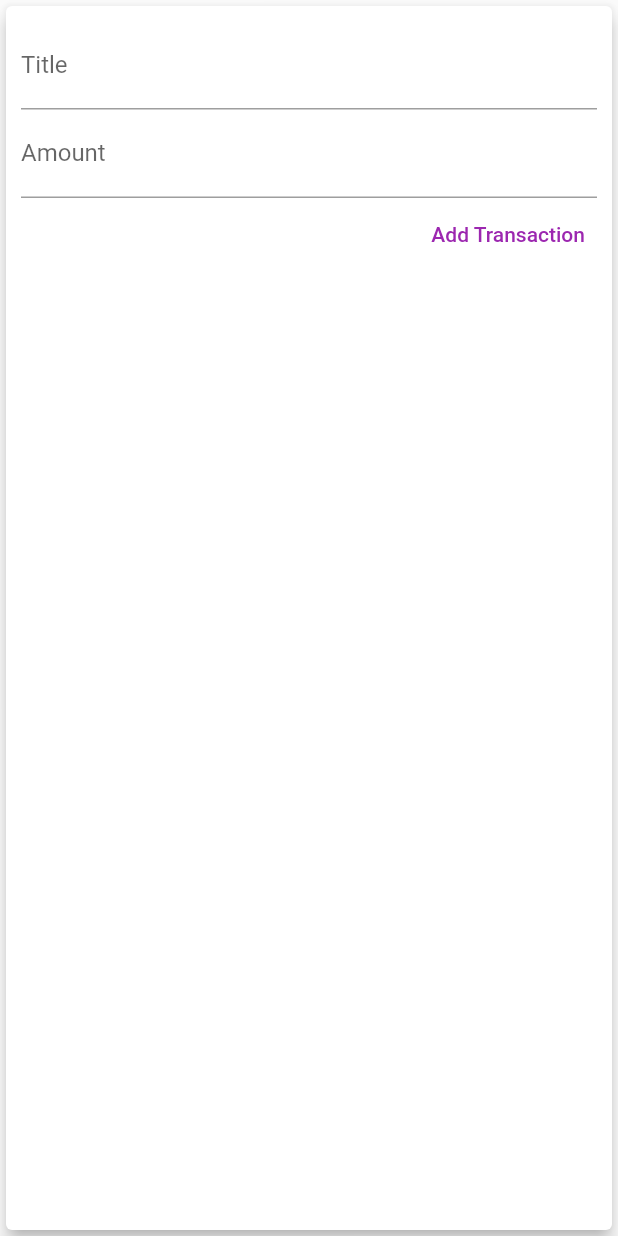
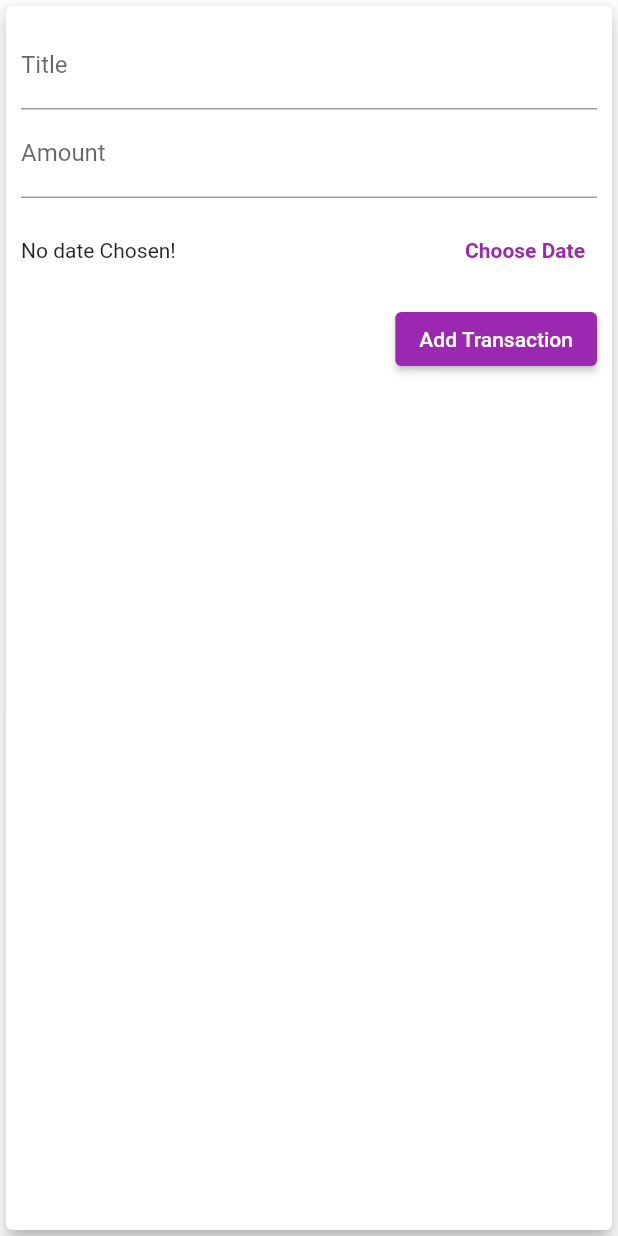
Before and after one commit to YogeshRajgure/ExpenseManager-App, a Flutter app: the NewTransaction widget shown alone on an empty page, opened directly with empty values, after a tap on "Add Transaction", on a phone screen of 412 x 824 dp. Run offline on Flutter 3.47's test engine with Material 2 defaults, Android fonts, the phone set to English and light mode, and no system bars; missing offline and left inert: dart:ffi; Roboto replaces fonts that are missing (Quicksand).

```diff
--- a/lib/widgets/new_transaction.dart
+++ b/lib/widgets/new_transaction.dart
@@ -1,10 +1,9 @@
 import 'package:flutter/src/widgets/framework.dart';
 import 'package:flutter/src/widgets/placeholder.dart';
-
+import 'package:intl/intl.dart';
 import 'package:flutter/material.dart';
 
 class NewTransaction extends StatefulWidget {
-
   final Function addTx;
 
   // String? titleInput;
@@ -17,24 +16,44 @@ class NewTransaction extends StatefulWidget {
 }
 
 class _NewTransactionState extends State<NewTransaction> {
-  final titleController = TextEditingController();
+  final _titleController = TextEditingController();
+  final _amountController = TextEditingController();
+  DateTime? _selectedDate;
 
-  final amountController = TextEditingController();
+  void _submitData() {
+    if (_amountController.text.isEmpty) {
+      return;
+    }
+    final _enteredTitle = _titleController.text;
+    final _enteredAmount = double.parse(_amountController.text);
 
-  void submitData() {
-
-    final enteredTitle = titleController.text;
-    final enteredAmount = double.parse(amountController.text);
-
-    if (enteredTitle.isEmpty || enteredAmount <= 0) {
+    if (_enteredTitle.isEmpty || _enteredAmount <= 0 || _selectedDate == null) {
       return;
     }
     widget.addTx(
-      enteredTitle,
-      enteredAmount,
+      _enteredTitle,
+      _enteredAmount,
+      _selectedDate
     );
 
     Navigator.of(context).pop();
+  }
+
+  void _presentDatePicker() {
+    showDatePicker(
+      context: context,
+      initialDate: DateTime.now(),
+      firstDate: DateTime(2019),
+      lastDate: DateTime.now(),
+    ).then((pickedDate) {
+      if (pickedDate == null) {
+        return;
+      }
+      setState(() {
+        _selectedDate = pickedDate;
+      });
+
+    });
   }
 
   @override
@@ -48,26 +67,52 @@ class _NewTransactionState extends State<NewTransaction> {
           children: <Widget>[
             TextField(
               decoration: const InputDecoration(labelText: 'Title'),
-              controller: titleController,
-              onSubmitted: (_) => submitData(),
+              controller: _titleController,
+              onSubmitted: (_) => _submitData(),
               // onChanged: (val) {
               //   titleInput = val;
               // },
             ),
             TextField(
               decoration: const InputDecoration(labelText: 'Amount'),
-              controller: amountController,
+              controller: _amountController,
               keyboardType: TextInputType.number,
-              onSubmitted: (_) => submitData(),
+              onSubmitted: (_) => _submitData(),
               // onChanged: (val) {
               //   amountInput = val;
               // },
             ),
-            TextButton(
-              onPressed: submitData,
+            Container(
+              height: 70,
+              child: Row(
+                children: <Widget>[
+                  Expanded(
+                    child: Text(_selectedDate == null
+                        ? 'No date Chosen!'
+                        : 'Picked Date: ${DateFormat.yMd().format(_selectedDate as DateTime)}'
+                        ),
+                  ),
+                  TextButton(
+                    onPressed: _presentDatePicker,
+                    child: Text(
+                      'Choose Date',
+                      style: TextStyle(
+                        fontWeight: FontWeight.bold,
+                      ),
+                    ),
+                    style: TextButton.styleFrom(
+                      foregroundColor: Theme.of(context).primaryColor,
+                    ),
+                  ),
+                ],
+              ),
+            ),
+            ElevatedButton(
+              onPressed: _submitData,
               style: TextButton.styleFrom(
-                foregroundColor: Colors.purple,
-              ),
+                  foregroundColor:
+                      Theme.of(context).textTheme.labelLarge?.color,
+                  backgroundColor: Theme.of(context).primaryColor),
               child: const Text('Add Transaction'),
             )
           ],
```
Also changed, not shown: lib/main.dart (+35 -3 lines), lib/widgets/chart_bar.dart (+23 -11 lines), lib/widgets/transaction_list.dart (+13 -8 lines).
